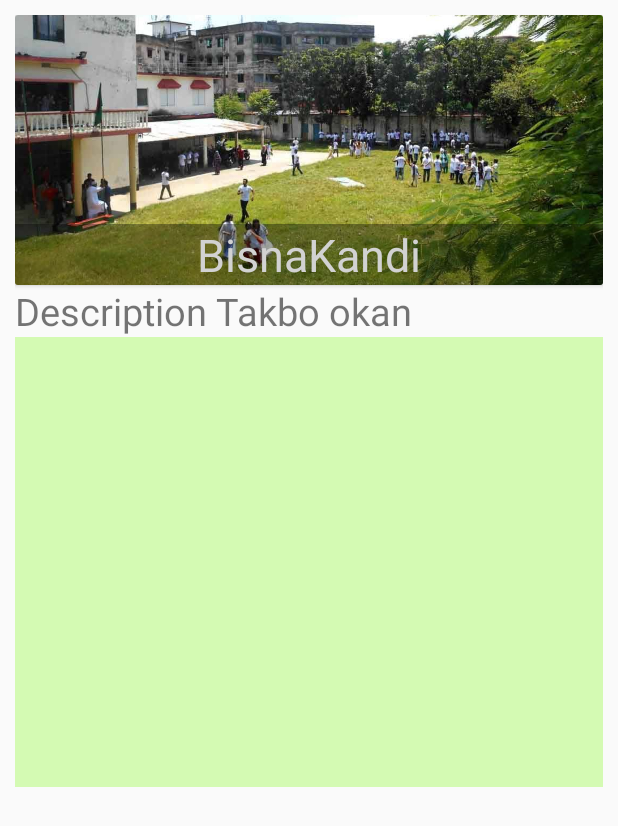
After one commit to GAjay/Tourist, an Android app: the layout activity_detail.xml on its own in the app's theme, with its tools: preview values and no code run, on a phone screen of 412 x 824 dp. The commit adds this screen. Shown: the top 826 px of the screen. Run offline under Robolectric (Android 15) with nearby library versions, the phone set to English and light mode, and no system bars.

Commit message:
commit #3 Detail Activity Added  :)

```diff
--- a/app/build.gradle
+++ b/app/build.gradle
@@ -25,13 +25,14 @@ dependencies {
         exclude group: 'com.android.support', module: 'support-annotations'
     })
     //Design
+
+
+    //firebase
     compile 'com.android.support:cardview-v7:25.3.1'
     compile 'com.android.support:appcompat-v7:25.3.1'
     compile 'com.android.support:design:25.3.1'
     compile 'com.nightonke:boommenu:2.1.0'
     compile 'com.squareup.picasso:picasso:2.5.2'
-
-    //firebase
     compile 'com.android.support.constraint:constraint-layout:1.0.2'
     compile 'com.google.firebase:firebase-auth:11.0.2'
     compile 'com.google.firebase:firebase-database:11.0.2'
@@ -42,4 +43,5 @@ dependencies {
 
 
 
+
 apply plugin: 'com.google.gms.google-services'
--- a/app/src/main/AndroidManifest.xml
+++ b/app/src/main/AndroidManifest.xml
@@ -4,7 +4,6 @@
 
     <uses-permission android:name="android.permission.INTERNET" />
     <uses-permission android:name="android.permission.ACCESS_NETWORK_STATE" />
-
     <uses-permission android:name="android.permission.READ_EXTERNAL_STORAGE" />
     <uses-permission android:name="android.permission.WRITE_EXTERNAL_STORAGE" />
 
@@ -22,6 +21,7 @@
                 <category android:name="android.intent.category.LAUNCHER" />
             </intent-filter>
         </activity>
+        <activity android:name=".Activity.DetailActivity"></activity>
     </application>
 
 </manifest>
--- /dev/null
+++ b/app/src/main/res/layout/activity_detail.xml
@@ -0,0 +1,54 @@
+<?xml version="1.0" encoding="utf-8"?>
+<ScrollView xmlns:android="http://schemas.android.com/apk/res/android"
+    xmlns:app="http://schemas.android.com/apk/res-auto"
+    xmlns:tools="http://schemas.android.com/tools"
+    android:layout_width="match_parent"
+    android:layout_height="match_parent"
+    tools:context="com.shuvojitkar.tourist.Activity.DetailActivity">
+<LinearLayout
+    android:orientation="vertical"
+    android:layout_margin="10dp"
+    android:layout_width="match_parent"
+    android:layout_height="match_parent">
+
+
+    <android.support.v7.widget.CardView
+        android:layout_width="match_parent"
+
+        android:layout_height="wrap_content">
+
+    <RelativeLayout
+        android:layout_width="match_parent"
+        android:layout_height="wrap_content">
+        <ImageView
+            android:id="@+id/detail_imageView"
+            android:scaleType="centerCrop"
+            android:layout_width="match_parent"
+            android:layout_height="180dp"
+            android:src="@drawable/campus"
+            android:layout_alignParentTop="true"
+            android:layout_alignParentStart="true" />
+        <TextView
+            android:text="BisnaKandi"
+            android:background="#5d000000"
+            android:textSize="30sp"
+            android:id="@+id/detail_place_name"
+            android:gravity="center"
+            android:textColor="#d2d2d2"
+            android:layout_width="match_parent"
+            android:layout_height="wrap_content"
+            android:layout_alignBottom="@+id/detail_imageView"
+            android:layout_alignParentStart="true" />
+    </RelativeLayout>
+</android.support.v7.widget.CardView>
+    <TextView
+        android:layout_width="match_parent"
+        android:text="Description Takbo okan"
+        android:textSize="25sp"
+        android:layout_height="wrap_content" />
+    <FrameLayout
+        android:layout_width="match_parent"
+        android:background="#d4fab3"
+        android:layout_height="300dp"></FrameLayout>
+</LinearLayout>
+</ScrollView>
```
Also changed, not shown: app/src/main/java/com/shuvojitkar/tourist/Activity/DetailActivity.java (added, +51 -0 lines), app/src/main/java/com/shuvojitkar/tourist/Fragment/Home_Fragment.java (+26 -1 lines), app/src/main/java/com/shuvojitkar/tourist/Model/Home_frag_Model.java (+21 -1 lines).
